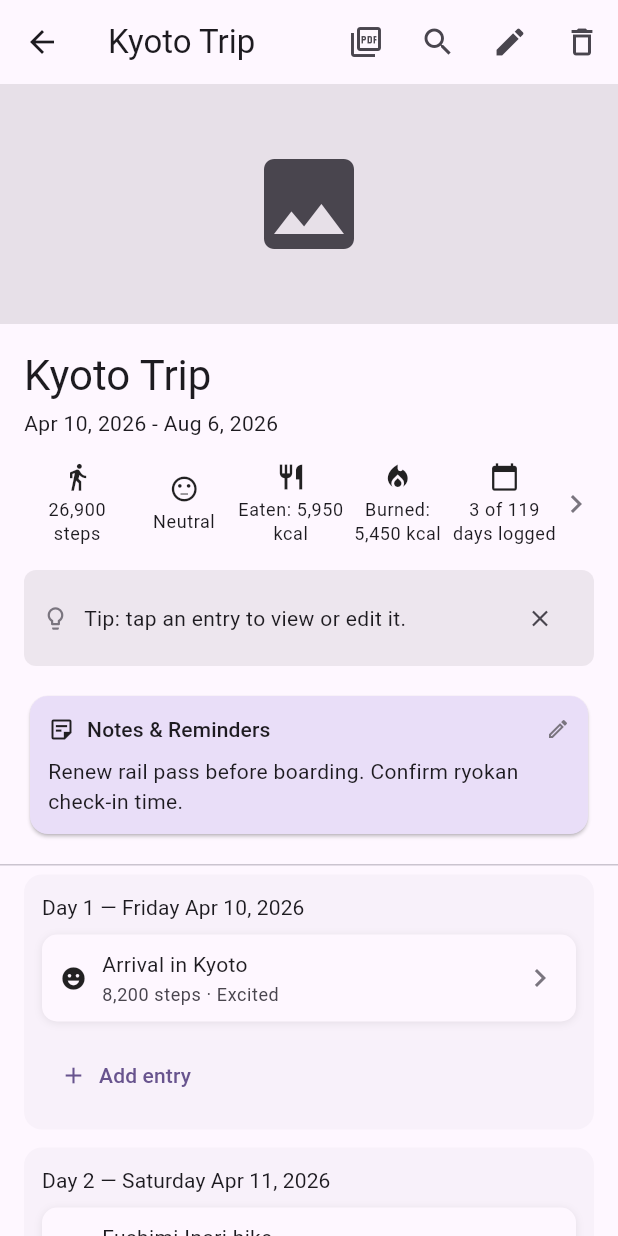
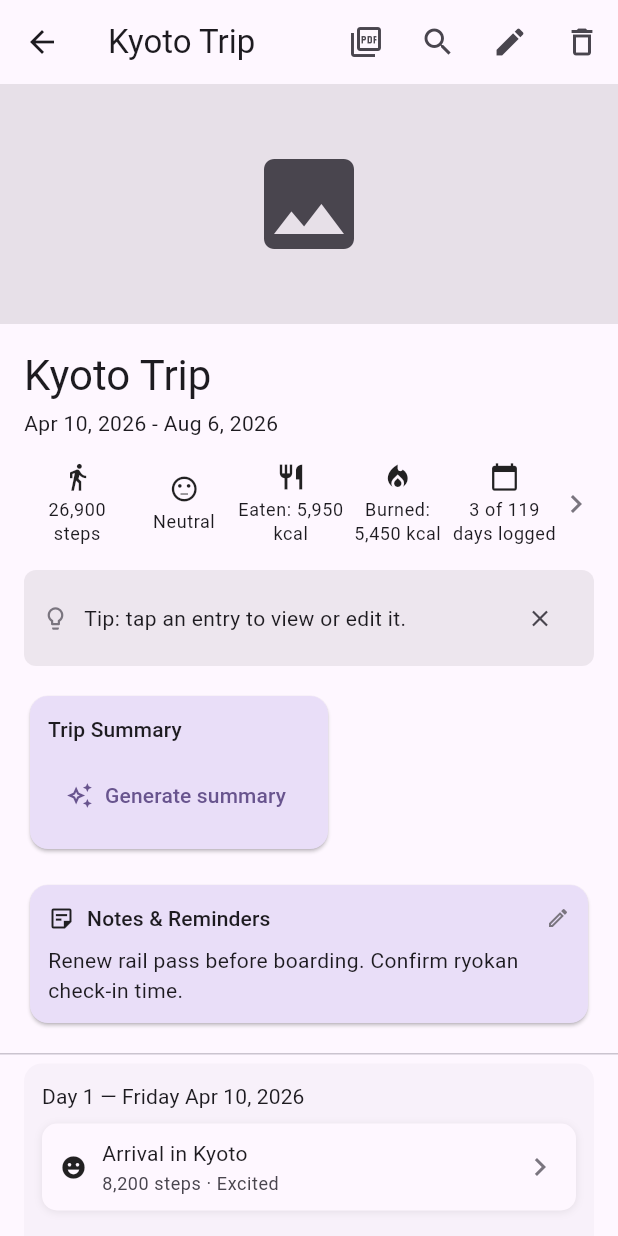
Before and after one commit to tansy-wp23/TripJournal, a Flutter app: the screen it shows after launch, after a tap on "Kyoto Trip", on a phone screen of 412 x 824 dp. Run offline on Flutter 3.47's test engine with Material 3 defaults, Android fonts, the phone set to English and light mode, and no system bars; our stand-ins replace flutter_dotenv, flutter_riverpod, image_picker, pdf, printing, supabase_flutter; missing offline and left inert: health; accounts and stored records are empty.

Commit message:
Implement PB-02 Generate Trip Summary

```diff
--- a/lib/features/trip/trip_view_screen.dart
+++ b/lib/features/trip/trip_view_screen.dart
@@ -21,6 +21,7 @@ import 'widgets/delete_trip_confirmation_dialog.dart';
 import 'widgets/journal_search_bar.dart';
 import 'widgets/trip_cover_photo.dart';
 import 'widgets/wellness_stats_row.dart';
+import 'ai/trip_summary_locator.dart';
 
 /// The "journey" screen (IMPLEMENTATION_PLAN_HOMEPAGE.md Phase 5) — a
 /// vertical day-by-day timeline for one trip, reached from the homepage.
@@ -35,6 +36,9 @@ class TripViewScreen extends ConsumerStatefulWidget {
 
 class _TripViewScreenState extends ConsumerState<TripViewScreen> {
   bool _searchVisible = false;
+  bool _generatingSummary = false;
+  String? _tripSummary;
+  String? _summaryError;
 
   /// First-use hint dismissal, in-memory only for this screen instance --
   /// reappears next time the trip is opened, which is fine for a low-stakes
@@ -102,6 +106,30 @@ class _TripViewScreenState extends ConsumerState<TripViewScreen> {
           const SnackBar(content: Text('Could not export this trip as a PDF.')),
         );
       }
+    }
+  }
+
+  Future<void> _generateTripSummary(
+    Trip trip,
+    List<JournalEntry> entries,
+  ) async {
+    if (entries.isEmpty) return;
+    setState(() {
+      _generatingSummary = true;
+      _summaryError = null;
+    });
+    try {
+      final summary = await tripSummaryService.summaryFor(
+        trip: trip,
+        entries: entries,
+      );
+      if (!mounted) return;
+      setState(() => _tripSummary = summary);
+    } catch (_) {
+      if (!mounted) return;
+      setState(() => _summaryError = 'Could not generate the trip summary.');
+    } finally {
+      if (mounted) setState(() => _generatingSummary = false);
     }
   }
 
@@ -278,6 +306,14 @@ class _TripViewScreenState extends ConsumerState<TripViewScreen> {
                       setState(() => _tapToEditHintDismissed = true),
                 ),
               ],
+              const SizedBox(height: 16),
+              _TripSummaryCard(
+                hasEntries: entries.isNotEmpty,
+                isGenerating: _generatingSummary,
+                summary: _tripSummary,
+                error: _summaryError,
+                onGenerate: () => _generateTripSummary(trip, entries),
+              ),
               const SizedBox(height: 16),
               Card(
                 color: Theme.of(context).colorScheme.secondaryContainer,
@@ -494,6 +530,76 @@ class _EntryTile extends StatelessWidget {
   }
 }
 
+class _TripSummaryCard extends StatelessWidget {
+  const _TripSummaryCard({
+    required this.hasEntries,
+    required this.isGenerating,
+    required this.summary,
+    required this.error,
+    required this.onGenerate,
+  });
+
+  final bool hasEntries;
+  final bool isGenerating;
+  final String? summary;
+  final String? error;
+  final VoidCallback onGenerate;
+
+  @override
+  Widget build(BuildContext context) {
+    final colorScheme = Theme.of(context).colorScheme;
+    return Card(
+      key: const Key('trip-summary-card'),
+      color: colorScheme.secondaryContainer,
+      child: Padding(
+        padding: const EdgeInsets.all(12),
+        child: Column(
+          crossAxisAlignment: CrossAxisAlignment.start,
+          children: [
+            Text('Trip Summary', style: Theme.of(context).textTheme.titleSmall),
+            const SizedBox(height: 6),
+            if (!hasEntries)
+              Text(
+                'Add a journal entry to generate a summary of this trip.',
+                style: TextStyle(color: colorScheme.onSecondaryContainer),
+              )
+            else if (isGenerating)
+              const Row(
+                children: [
+                  SizedBox(
+                    width: 18,
+                    height: 18,
+                    child: CircularProgressIndicator(strokeWidth: 2),
+                  ),
+                  SizedBox(width: 10),
+                  Text('Generating your trip summary...'),
+                ],
+              )
+            else ...[
+              if (summary != null) Text(summary!),
+              if (error != null)
+                Padding(
+                  padding: const EdgeInsets.only(top: 6),
+                  child: Text(
+                    error!,
+                    style: TextStyle(color: colorScheme.error),
+                  ),
+                ),
+              const SizedBox(height: 4),
+              TextButton.icon(
+                key: const Key('generate-trip-summary-button'),
+                onPressed: onGenerate,
+                icon: const Icon(Icons.auto_awesome_outlined),
+                label: Text(summary == null ? 'Generate summary' : 'Regenerate summary'),
+              ),
+            ],
+          ],
+        ),
+      ),
+    );
+  }
+}
+
 class _NoEntriesYetHint extends StatelessWidget {
   const _NoEntriesYetHint({required this.tripHasStarted});
 
```
Also changed, not shown: lib/features/trip/ai/gemini_trip_summary_service.dart (added, +107 -0 lines), lib/features/trip/ai/trip_summary_locator.dart (added, +15 -0 lines), lib/features/trip/ai/trip_summary_service.dart (added, +48 -0 lines), 1 other file.
